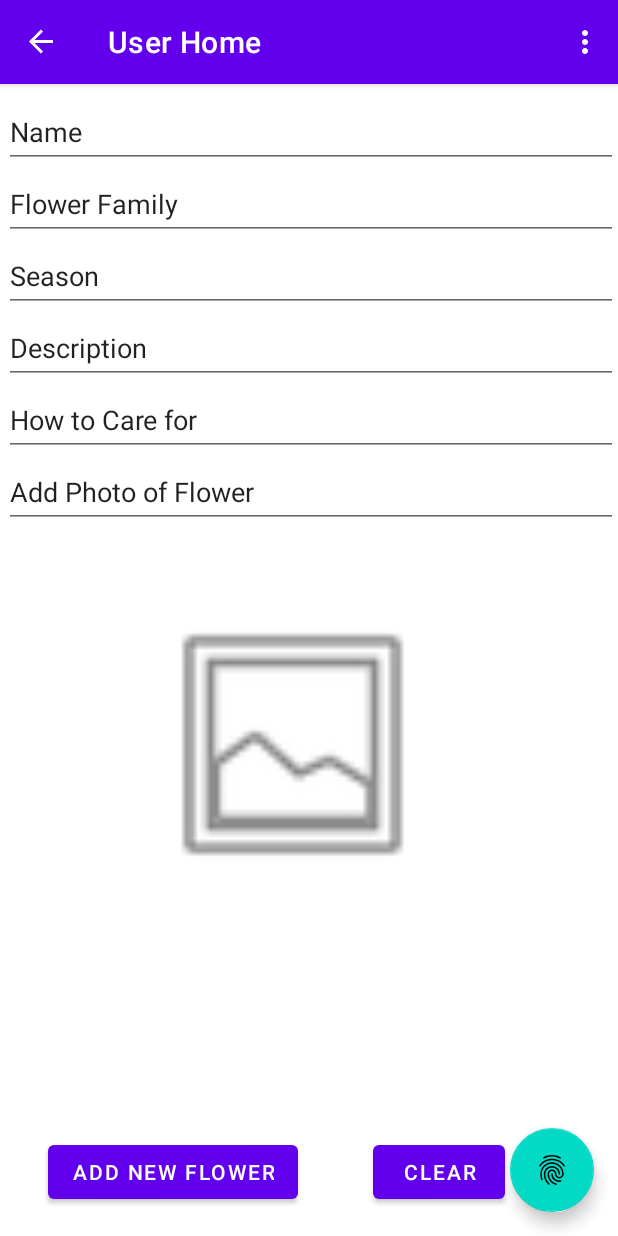
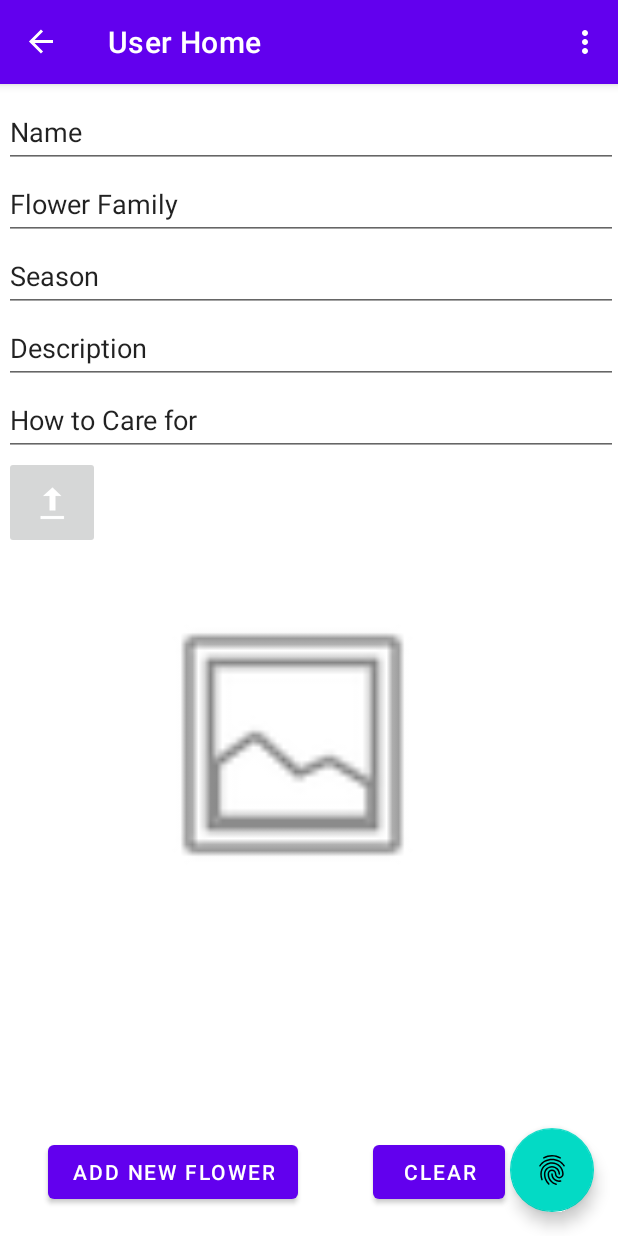
Before and after one commit to 20079186/Mob2-PB, an Android app: the AddFlower screen opened through its navigation route, on a phone screen of 412 x 824 dp. Run offline under Robolectric (Android 15) with nearby library versions, the phone set to English and light mode, and no system bars; our stand-ins replace navigation-ui.

Commit message:
Add flower page updated with limitations

```diff
--- /dev/null
+++ b/app/src/main/java/ie/wit/mob2_pb/adapters/FlowerAdapter.kt
@@ -0,0 +1,5 @@
+package ie.wit.mob2_pb.adapters
+
+class FlowerAdapter
+{
+}
--- /dev/null
+++ b/app/src/main/java/ie/wit/mob2_pb/models/FlowerMStore.kt
@@ -0,0 +1,4 @@
+package ie.wit.mob2_pb.models
+
+class FlowerMStore {
+}
--- /dev/null
+++ b/app/src/main/java/ie/wit/mob2_pb/models/FlowerModel.kt
@@ -0,0 +1,13 @@
+package ie.wit.mob2_pb.models
+
+import android.net.Uri
+
+
+data class FlowerModel (
+    var name: String = "",
+    var family: String = "",
+    var season: String = "",
+    var description: String = "",
+    var care: String = "",
+    var image: Uri = Uri.EMPTY
+)
--- a/app/src/main/java/ie/wit/mob2_pb/models/FlowerStore.kt
+++ b/app/src/main/java/ie/wit/mob2_pb/models/FlowerStore.kt
@@ -1,4 +1,10 @@
 package ie.wit.mob2_pb.models
 
+import ie.wit.mob2_pb.activites.AddFlower
+
 interface FlowerStore {
+    fun findall(): List<FlowerModel>
+    fun create(flower: FlowerModel)
+    fun update(flower: FlowerModel)
+    fun delete(flower: FlowerModel)
 }
--- a/app/src/main/res/layout/add_flower.xml
+++ b/app/src/main/res/layout/add_flower.xml
@@ -38,6 +38,7 @@
             android:layout_height="wrap_content"
             android:autofillHints="@string/prompt_add_flower_name"
             android:ems="10"
+            android:hint="@string/prompt_add_flower_name"
             android:inputType="textPersonName"
             android:minHeight="48dp"
             android:selectAllOnFocus="true"
@@ -49,6 +50,7 @@
             android:layout_height="wrap_content"
             android:autofillHints="@string/prompt_add_flower_family"
             android:ems="10"
+            android:hint="@string/prompt_add_flower_family"
             android:inputType="textPersonName"
             android:minHeight="48dp"
             android:selectAllOnFocus="true"
@@ -60,6 +62,7 @@
             android:layout_height="wrap_content"
             android:autofillHints="@string/prompt_add_flower_season"
             android:ems="10"
+            android:hint="@string/prompt_add_flower_season"
             android:inputType="textPersonName"
             android:minHeight="48dp"
             android:selectAllOnFocus="true"
@@ -89,14 +92,12 @@
             android:selectAllOnFocus="true"
             android:text="@string/add_flower_care" />
 
-        <EditText
-            android:id="@+id/add_flower_photo"
-            android:layout_width="match_parent"
-            android:layout_height="wrap_content"
-            android:ems="10"
-            android:inputType="textPersonName"
-            android:minHeight="48dp"
-            android:text="@string/button_add_flower_photo" />
+        <ImageButton
+            android:id="@+id/imageButton"
+            android:layout_width="64dp"
+            android:layout_height="62dp"
+            android:src="@android:drawable/stat_sys_upload" />
+
     </LinearLayout>
 
     <Button
```
Also changed, not shown: app/src/main/java/ie/wit/mob2_pb/activites/AddFlower.kt (+32 -9 lines), 4 other files.
